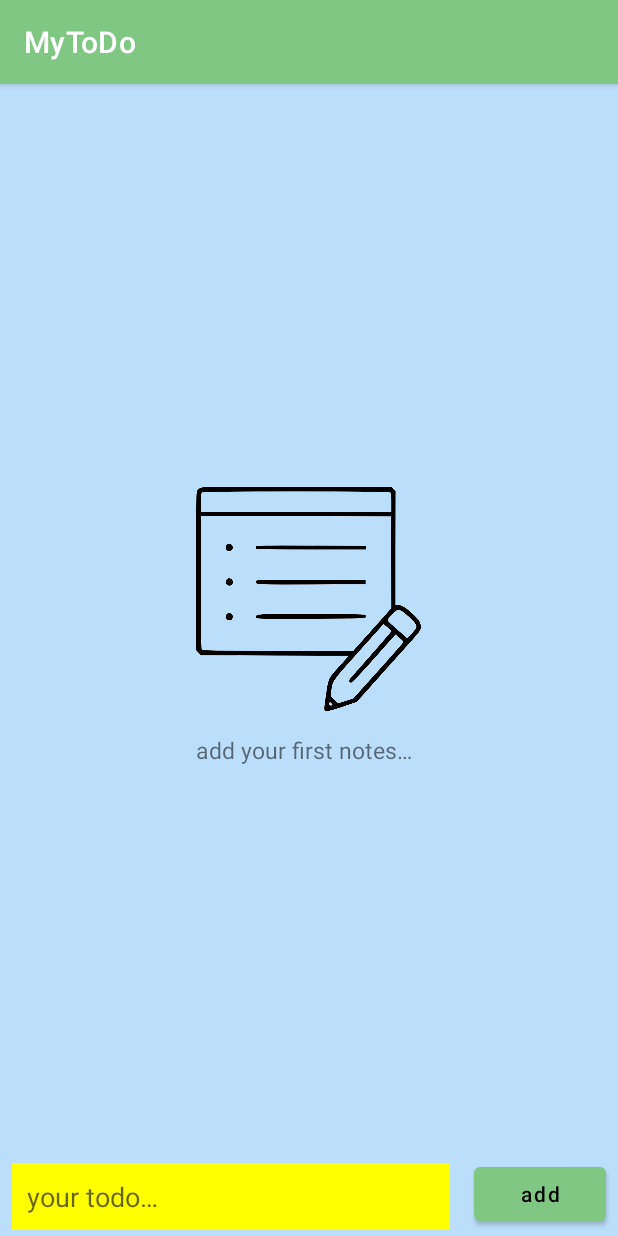
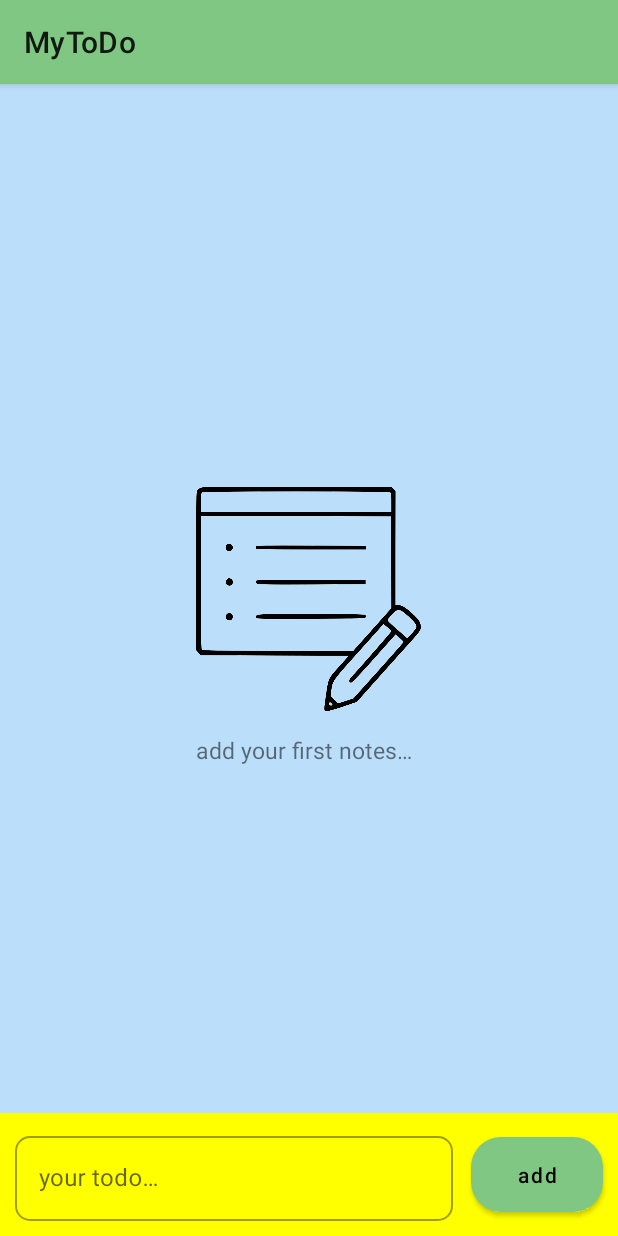
Before and after one commit to krisnadwia/MyToDo, an Android app: the screen it shows after launch (MainActivity), on a phone screen of 412 x 824 dp. Run offline under Robolectric (Android 15) with nearby library versions, the phone set to English and light mode, and no system bars; our stand-ins replace Room's generated code.

Commit message:
Bug fixes and improvements

```diff
--- a/app/src/main/AndroidManifest.xml
+++ b/app/src/main/AndroidManifest.xml
@@ -15,7 +15,7 @@
         <activity
             android:name=".ui.SplashScreen"
             android:exported="true"
-            android:theme="@style/Theme.AppCompat.Light.NoActionBar">
+            android:theme="@style/Theme.MaterialComponents.Light.NoActionBar">
             <intent-filter>
                 <action android:name="android.intent.action.MAIN" />
 
--- a/app/src/main/java/com/krisnadwia/mytodo/ui/MainActivity.kt
+++ b/app/src/main/java/com/krisnadwia/mytodo/ui/MainActivity.kt
@@ -12,7 +12,7 @@ import androidx.recyclerview.widget.RecyclerView
 import com.krisnadwia.mytodo.R
 import com.krisnadwia.mytodo.adapter.NoteAdapter
 import com.krisnadwia.mytodo.entity.Note
-import com.krisnadwia.mytodo.viewmodal.NotesViewModal
+import com.krisnadwia.mytodo.viewmodel.NotesViewModel
 
 class MainActivity : AppCompatActivity(), NoteAdapter.INotesRVAdapter {
     private lateinit var rvNotes: RecyclerView
@@ -20,7 +20,7 @@ class MainActivity : AppCompatActivity(), NoteAdapter.INotesRVAdapter {
     private lateinit var btnAdd: Button
     private lateinit var etNotes: EditText
 
-    private lateinit var notesViewModal: NotesViewModal
+    private lateinit var notesViewModel: NotesViewModel
 
     override fun onCreate(savedInstanceState: Bundle?) {
         super.onCreate(savedInstanceState)
@@ -33,11 +33,11 @@ class MainActivity : AppCompatActivity(), NoteAdapter.INotesRVAdapter {
 
         val adapter = NoteAdapter(this, this)
         rvNotes.adapter = adapter
-        notesViewModal = ViewModelProvider(
+        notesViewModel = ViewModelProvider(
             this,
             ViewModelProvider.AndroidViewModelFactory.getInstance(application)
-        )[NotesViewModal::class.java]
-        notesViewModal.allNotes.observe(this, { list ->
+        )[NotesViewModel::class.java]
+        notesViewModel.allNotes.observe(this) { list ->
             if (list.isEmpty()) {
                 rvNotes.visibility = View.INVISIBLE
                 llDummy.visibility = View.VISIBLE
@@ -51,12 +51,12 @@ class MainActivity : AppCompatActivity(), NoteAdapter.INotesRVAdapter {
                 rvNotes.visibility = View.VISIBLE
                 adapter.updateTodo(it)
             }
-        })
+        }
 
         btnAdd.setOnClickListener {
             val itext = etNotes.text.toString()
             if (itext.isNotEmpty()) {
-                notesViewModal.insertNotes(Note(itext))
+                notesViewModel.insertNotes(Note(itext))
                 etNotes.setText("")
             } else {
                 Toast.makeText(this, "field is empty", Toast.LENGTH_LONG).show()
@@ -65,6 +65,6 @@ class MainActivity : AppCompatActivity(), NoteAdapter.INotesRVAdapter {
     }
 
     override fun onItemClick(notes: Note) {
-        notesViewModal.deleteNotes(notes)
+        notesViewModel.deleteNotes(notes)
     }
 }
--- a/app/src/main/java/com/krisnadwia/mytodo/viewmodal/NotesViewModal.kt
+++ b/app/src/main/java/com/krisnadwia/mytodo/viewmodel/NotesViewModel.kt
@@ -1,4 +1,4 @@
-package com.krisnadwia.mytodo.viewmodal
+package com.krisnadwia.mytodo.viewmodel
 
 import android.app.Application
 import androidx.lifecycle.AndroidViewModel
@@ -10,7 +10,7 @@ import com.krisnadwia.mytodo.repository.NoteRepository
 import kotlinx.coroutines.Dispatchers
 import kotlinx.coroutines.launch
 
-class NotesViewModal(application: Application) : AndroidViewModel(application) {
+class NotesViewModel(application: Application) : AndroidViewModel(application) {
     // private reference of repository
     private val repository: NoteRepository
 
--- a/app/src/main/res/layout/activity_main.xml
+++ b/app/src/main/res/layout/activity_main.xml
@@ -1,5 +1,5 @@
 <?xml version="1.0" encoding="utf-8"?>
-<com.google.android.material.circularreveal.CircularRevealRelativeLayout xmlns:android="http://schemas.android.com/apk/res/android"
+<RelativeLayout xmlns:android="http://schemas.android.com/apk/res/android"
     xmlns:app="http://schemas.android.com/apk/res-auto"
     xmlns:tools="http://schemas.android.com/tools"
     android:layout_width="match_parent"
@@ -11,60 +11,70 @@
         android:id="@+id/rv_notes"
         android:layout_width="match_parent"
         android:layout_height="match_parent"
-        android:layout_above="@id/et_notes"
-        android:layout_marginBottom="3dp"
-        android:visibility="gone"
+        android:layout_above="@id/rl_notes"
         app:layoutManager="androidx.recyclerview.widget.LinearLayoutManager" />
 
-    <com.google.android.material.circularreveal.CircularRevealLinearLayout
+    <LinearLayout
         android:id="@+id/ll_dummy"
         android:layout_width="wrap_content"
         android:layout_height="wrap_content"
         android:layout_centerInParent="true"
-        android:orientation="vertical"
-        android:visibility="gone">
+        android:orientation="vertical">
 
-        <com.google.android.material.imageview.ShapeableImageView
+        <ImageView
             android:id="@+id/iv_dummy"
             android:layout_width="150dp"
             android:layout_height="180dp"
-            android:layout_centerInParent="true"
-            android:src="@drawable/list" />
+            android:src="@drawable/list"
+            tools:ignore="ContentDescription" />
 
         <com.google.android.material.textview.MaterialTextView
             android:id="@+id/tv_dummy"
             android:layout_width="wrap_content"
             android:layout_height="wrap_content"
-            android:layout_centerInParent="true"
             android:layout_marginBottom="60dp"
             android:text="@string/add_your_first_notes"
             android:textSize="15sp" />
 
-    </com.google.android.material.circularreveal.CircularRevealLinearLayout>
+    </LinearLayout>
+
+    <RelativeLayout
+        android:id="@+id/rl_notes"
+        android:layout_width="match_parent"
+        android:layout_height="wrap_content"
+        android:layout_alignParentBottom="true"
+        android:background="#ffff00">
+
+        <com.google.android.material.textfield.TextInputLayout
+            android:layout_width="match_parent"
+            android:layout_height="wrap_content"
+            android:layout_marginEnd="100dp"
+            android:padding="10dp"
+            app:boxCornerRadiusBottomEnd="10dp"
+            app:boxCornerRadiusBottomStart="10dp"
+            app:boxCornerRadiusTopEnd="10dp"
+            app:boxCornerRadiusTopStart="10dp">
 
             <com.google.android.material.textfield.TextInputEditText
                 android:id="@+id/et_notes"
                 android:layout_width="match_parent"
                 android:layout_height="wrap_content"
-        android:layout_alignParentBottom="true"
-        android:layout_marginStart="8dp"
-        android:layout_marginEnd="8dp"
-        android:layout_marginBottom="4dp"
-        android:layout_toStartOf="@id/btn_add"
-        android:background="#ffff00"
-        android:hint="@string/your_todo"
-        android:padding="10dp" />
+                android:hint="@string/your_todo" />
+
+        </com.google.android.material.textfield.TextInputLayout>
 
         <com.google.android.material.button.MaterialButton
             android:id="@+id/btn_add"
             android:layout_width="wrap_content"
             android:layout_height="wrap_content"
             android:layout_alignParentEnd="true"
-        android:layout_alignParentBottom="true"
-        android:layout_marginStart="8dp"
-        android:layout_marginEnd="8dp"
-        android:layout_marginBottom="4dp"
+            android:layout_margin="10dp"
+            android:padding="15dp"
             android:text="@string/add"
-        android:textAllCaps="false" />
+            android:textAllCaps="false"
+            app:cornerRadius="20dp"
+            tools:ignore="RelativeOverlap" />
 
-</com.google.android.material.circularreveal.CircularRevealRelativeLayout>
+    </RelativeLayout>
+
+</RelativeLayout>
--- a/app/src/main/res/layout/activity_splash_screen.xml
+++ b/app/src/main/res/layout/activity_splash_screen.xml
@@ -4,11 +4,11 @@
     xmlns:tools="http://schemas.android.com/tools"
     android:layout_width="match_parent"
     android:layout_height="match_parent"
-    android:background="@color/green_500"
+    android:background="@color/green_700"
     tools:context=".ui.SplashScreen">
 
     <com.google.android.material.textview.MaterialTextView
-        android:id="@+id/textView"
+        android:id="@+id/text_view"
         android:layout_width="wrap_content"
         android:layout_height="wrap_content"
         android:text="@string/app_name"
@@ -21,7 +21,7 @@
         app:layout_constraintVertical_bias="0.40" />
 
     <ProgressBar
-        android:id="@+id/progressBar"
+        android:id="@+id/progress_bar"
         style="?android:attr/progressBarStyle"
         android:layout_width="wrap_content"
         android:layout_height="wrap_content"
--- a/app/src/main/res/values/themes.xml
+++ b/app/src/main/res/values/themes.xml
@@ -1,16 +1,18 @@
 <resources xmlns:tools="http://schemas.android.com/tools">
     <!-- Base application theme. -->
-    <style name="Theme.MyToDo" parent="Theme.MaterialComponents.Light.DarkActionBar">
+    <style name="Theme.MyToDo" parent="Theme.MaterialComponents.Light">
         <!-- Primary brand color. -->
         <item name="colorPrimary">@color/green_500</item>
-        <item name="colorPrimaryVariant">@color/green_500</item>
+        <item name="colorPrimaryVariant">@color/green_700</item>
         <item name="colorOnPrimary">@color/black</item>
         <!-- Secondary brand color. -->
         <item name="colorSecondary">@color/green_700</item>
-        <item name="colorSecondaryVariant">@color/green_700</item>
+        <item name="colorSecondaryVariant">@color/green_500</item>
         <item name="colorOnSecondary">@color/white</item>
         <!-- Status bar color. -->
         <item name="android:statusBarColor" tools:targetApi="l">?attr/colorPrimaryVariant</item>
         <!-- Customize your theme here. -->
+        <item name="textInputStyle">@style/Widget.MaterialComponents.TextInputLayout.OutlinedBox
+        </item>
     </style>
 </resources>
--- a/build.gradle
+++ b/build.gradle
@@ -5,7 +5,7 @@ buildscript {
         mavenCentral()
     }
     dependencies {
-        classpath "com.android.tools.build:gradle:7.0.4"
+        classpath 'com.android.tools.build:gradle:7.1.2'
         classpath "org.jetbrains.kotlin:kotlin-gradle-plugin:1.6.10"
 
         // NOTE: Do not place your application dependencies here; they belong
```
Also changed, not shown: app/build.gradle (+6 -6 lines), app/src/main/res/drawable-v24/ic_launcher_foreground.xml (deleted, +0 -30 lines), app/src/main/res/drawable/notes_border.xml (deleted, +0 -12 lines), app/src/main/res/layout/notes_item.xml (+25 -17 lines), gradle/wrapper/gradle-wrapper.properties, 4 other files. Lines whose indentation alone changed are shown as unchanged.
